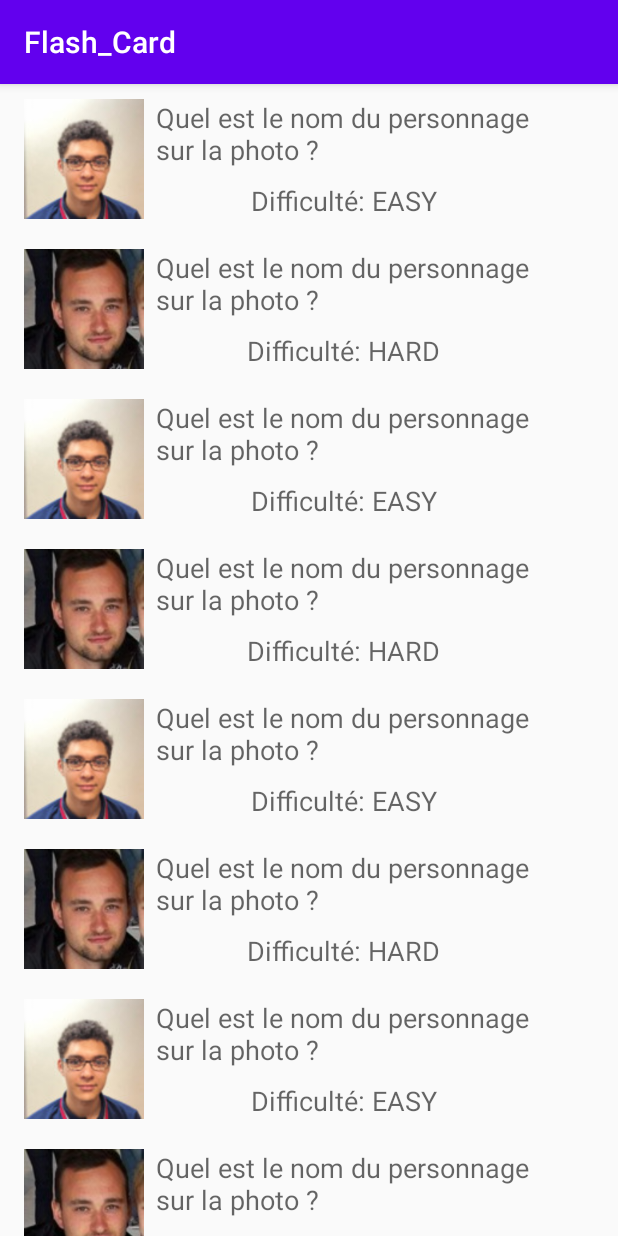
After one commit to J4ckyLIM/Flash_Card, an Android app: the CardListActivity screen opened directly, with no data from a screen before it, on a phone screen of 412 x 824 dp. The commit adds this screen. Run offline under Robolectric (Android 15) with nearby library versions, the phone set to English and light mode, and no system bars.

Commit message:
Feat: Recycler view + card constructor

```diff
--- a/app/build.gradle
+++ b/app/build.gradle
@@ -31,4 +31,5 @@ dependencies {
     testImplementation 'junit:junit:4.12'
     androidTestImplementation 'androidx.test.ext:junit:1.1.1'
     androidTestImplementation 'androidx.test.espresso:espresso-core:3.2.0'
+    implementation 'androidx.recyclerview:recyclerview:1.1.0'
 }
--- a/app/src/main/java/com/example/flash_card/Card.java
+++ b/app/src/main/java/com/example/flash_card/Card.java
@@ -13,7 +13,13 @@ public class Card implements Parcelable {
     String reponse3;
     String reponse;
 
-    public Card() {
+    public Card(int image, String question, String reponse1, String reponse2, String reponse3, String reponse) {
+        this.image = image;
+        this.question = question;
+        this.reponse1 = reponse1;
+        this.reponse2 = reponse2;
+        this.reponse3 = reponse3;
+        this.reponse = reponse;
     }
 
     protected Card(Parcel in) {
--- /dev/null
+++ b/app/src/main/java/com/example/flash_card/CardAdapter.java
@@ -0,0 +1,70 @@
+package com.example.flash_card;
+
+import android.view.LayoutInflater;
+import android.view.View;
+import android.view.ViewGroup;
+import android.widget.ImageView;
+import android.widget.TextView;
+
+
+import androidx.annotation.NonNull;
+import androidx.recyclerview.widget.RecyclerView;
+
+import java.util.List;
+
+public class CardAdapter extends RecyclerView.Adapter<CardAdapter.ViewHolder> {
+    private final List<Card> cards;
+    private onCardListener onCardListener;
+
+    public CardAdapter(List<Card> cards, onCardListener onCardListener) {
+        this.cards =  cards;
+        this.onCardListener = onCardListener;
+    }
+
+    class ViewHolder extends RecyclerView.ViewHolder implements View.OnClickListener{
+        final ImageView photo;
+        final TextView difficulty;
+
+        onCardListener onCardListener;
+        public ViewHolder(@NonNull View itemView, onCardListener onCardListener) {
+            super(itemView);
+            photo = itemView.findViewById(R.id.photoImageView);
+            difficulty = itemView.findViewById(R.id.difficultyTextView);
+            this.onCardListener = onCardListener;
+            itemView.setOnClickListener(this);
+        }
+
+        @Override
+        public void onClick(View v) {
+            onCardListener.onCardListener(getAdapterPosition());
+        }
+    }
+
+    @NonNull
+    @Override
+    public CardAdapter.ViewHolder onCreateViewHolder(@NonNull ViewGroup parent, int viewType) {
+        View view = LayoutInflater.from(parent.getContext())
+                .inflate(R.layout.item_card, parent, false);
+        //Sending new instance of ViewHolder
+        // One view = one item of the list
+        return new ViewHolder(view, onCardListener);
+    }
+
+    // Is called everytime new data are loaded
+    // and has to be displayed on a RecyclerView
+    @Override
+    public void onBindViewHolder(@NonNull CardAdapter.ViewHolder holder, int position) {
+        Card card = cards.get(position);
+        holder.photo.setImageResource(card.image);
+        holder.difficulty.setText("Difficulté: "+ card.question);
+    }
+
+    @Override
+    public int getItemCount() {
+        return cards.size();
+    }
+
+    public interface onCardListener{
+        void onCardListener(int position);
+    }
+}
--- /dev/null
+++ b/app/src/main/java/com/example/flash_card/CardListActivity.java
@@ -0,0 +1,45 @@
+package com.example.flash_card;
+
+import androidx.appcompat.app.AppCompatActivity;
+import androidx.recyclerview.widget.LinearLayoutManager;
+import androidx.recyclerview.widget.RecyclerView;
+
+import android.content.Intent;
+import android.os.Bundle;
+import android.util.Log;
+
+import java.util.ArrayList;
+import java.util.List;
+
+public class CardListActivity extends AppCompatActivity implements CardAdapter.onCardListener{
+
+    private CardAdapter adapter;
+    private ArrayList<Card> cards = new ArrayList<>();
+
+    @Override
+    protected void onCreate(Bundle savedInstanceState) {
+        super.onCreate(savedInstanceState);
+        setContentView(R.layout.activity_card_list);
+
+        for(int i = 0; i  < 20; i++){
+            // Adding fake data (should be data from db or api)
+            cards.add(new Card(R.drawable.hugo, "EASY", "ok", "ok", "ok","ok"));
+            cards.add(new Card(R.drawable.papy, "HARD", "ok", "ok", "ok","ok"));
+        }
+
+        adapter = new CardAdapter(cards, this);
+
+        RecyclerView recyclerView = findViewById(R.id.recyclerView);
+        recyclerView.setAdapter(adapter);
+        recyclerView.setLayoutManager(new LinearLayoutManager(this));
+    }
+
+    @Override
+    public void onCardListener(int position) {
+        Log.d("OKBOOMER", "onCardListener: clicked");
+        //cards.get(position);
+        Intent intent = new Intent(this, SingleCardActivity.class );
+        intent.putExtra("image", "OK BOOMER");
+        startActivity(intent);
+    }
+}
--- /dev/null
+++ b/app/src/main/res/layout/activity_card_list.xml
@@ -0,0 +1,17 @@
+<?xml version="1.0" encoding="utf-8"?>
+<androidx.constraintlayout.widget.ConstraintLayout xmlns:android="http://schemas.android.com/apk/res/android"
+    xmlns:app="http://schemas.android.com/apk/res-auto"
+    xmlns:tools="http://schemas.android.com/tools"
+    android:layout_width="match_parent"
+    android:layout_height="match_parent"
+    tools:context=".CardListActivity">
+
+    <androidx.recyclerview.widget.RecyclerView
+        android:id="@+id/recyclerView"
+        android:layout_width="0dp"
+        android:layout_height="0dp"
+        app:layout_constraintBottom_toBottomOf="parent"
+        app:layout_constraintEnd_toEndOf="parent"
+        app:layout_constraintStart_toStartOf="parent"
+        app:layout_constraintTop_toTopOf="parent" />
+</androidx.constraintlayout.widget.ConstraintLayout>
--- a/app/src/main/res/layout/activity_game.xml
+++ b/app/src/main/res/layout/activity_game.xml
@@ -61,6 +61,7 @@
         tools:text="Question" />
 
     <RadioGroup
+        android:id="@+id/QuestionRadioGroup"
         android:layout_width="410dp"
         android:layout_height="275dp"
         app:layout_constraintBottom_toTopOf="@+id/RepTextView"
--- /dev/null
+++ b/app/src/main/res/layout/item_card.xml
@@ -0,0 +1,42 @@
+<?xml version="1.0" encoding="utf-8"?>
+<androidx.constraintlayout.widget.ConstraintLayout xmlns:android="http://schemas.android.com/apk/res/android"
+    xmlns:app="http://schemas.android.com/apk/res-auto"
+    xmlns:tools="http://schemas.android.com/tools"
+    android:id="@+id/questionLayout"
+    android:layout_width="match_parent"
+    android:layout_height="100dp">
+
+    <ImageView
+        android:id="@+id/photoImageView"
+        android:layout_width="80dp"
+        android:layout_height="80dp"
+        android:layout_marginStart="16dp"
+        android:layout_marginLeft="16dp"
+        app:layout_constraintBottom_toBottomOf="parent"
+        app:layout_constraintStart_toStartOf="parent"
+        app:layout_constraintTop_toTopOf="parent"
+        app:srcCompat="@drawable/ic_launcher_foreground" />
+
+    <TextView
+        android:id="@+id/questionTextView"
+        android:layout_width="250dp"
+        android:layout_height="wrap_content"
+        android:layout_marginStart="8dp"
+        android:layout_marginLeft="8dp"
+        android:text="Quel est le nom du personnage sur la photo ?"
+        android:textAppearance="@style/TextAppearance.AppCompat.Medium"
+        app:layout_constraintEnd_toEndOf="parent"
+        app:layout_constraintHorizontal_bias="0.0"
+        app:layout_constraintStart_toEndOf="@+id/photoImageView"
+        app:layout_constraintTop_toTopOf="@+id/photoImageView" />
+
+    <TextView
+        android:id="@+id/difficultyTextView"
+        android:layout_width="wrap_content"
+        android:layout_height="wrap_content"
+        android:text="Difficulté de la question :"
+        android:textAppearance="@style/TextAppearance.AppCompat.Medium"
+        app:layout_constraintBottom_toBottomOf="@+id/photoImageView"
+        app:layout_constraintEnd_toEndOf="@+id/questionTextView"
+        app:layout_constraintStart_toStartOf="@+id/questionTextView" />
+</androidx.constraintlayout.widget.ConstraintLayout>
```
Also changed, not shown: app/src/main/AndroidManifest.xml (+6 -5 lines), app/src/main/java/com/example/flash_card/GameActivity.java (+17 -37 lines), app/src/main/java/com/example/flash_card/MainActivity.java (+7 -0 lines), app/src/main/java/com/example/flash_card/SingleCardActivity.java (added, +25 -0 lines), app/src/main/res/layout/activity_single_card.xml (added, +9 -0 lines), 5 other files.
